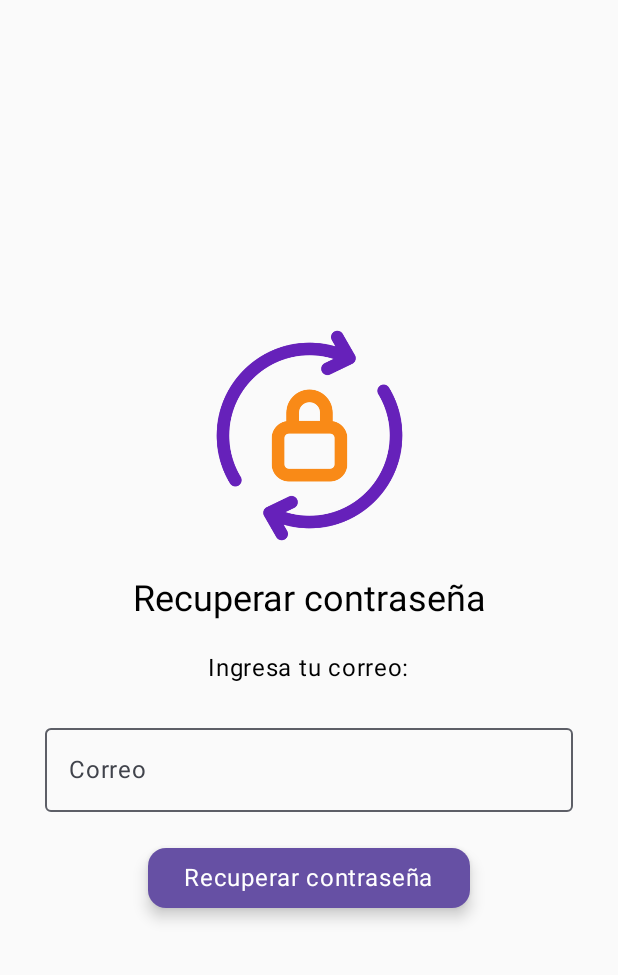
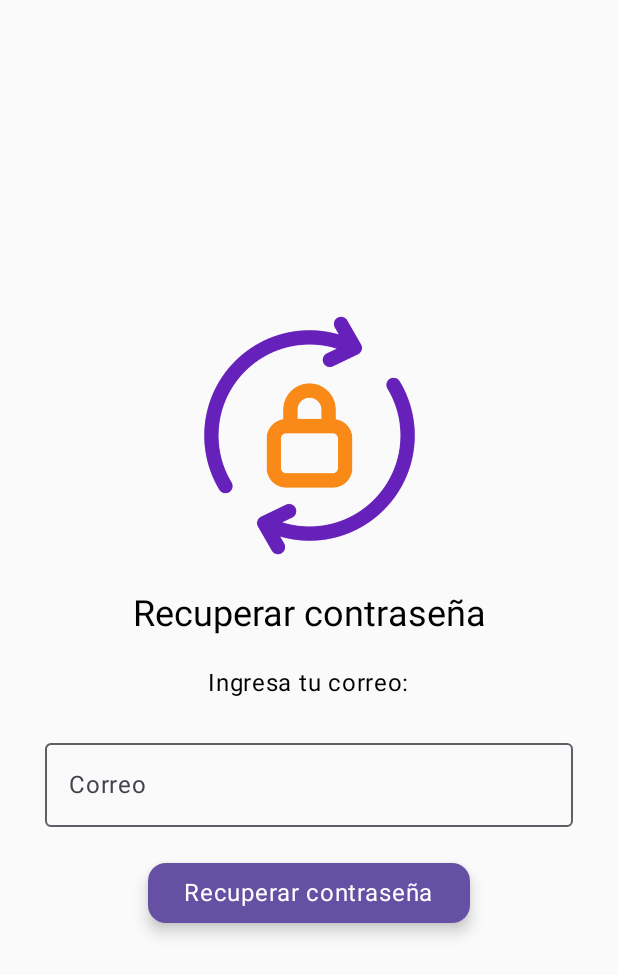
Before and after one commit to KASHlMA/Demo-Gestor-de-Tareas, an Android app built with Jetpack Compose: the ForgotPasswordScreen screen opened through its navigation route, on a phone screen of 412 x 824 dp. Shown: the top 975 px of the screen. Run offline under Robolectric (Android 15) with nearby library versions, the phone set to English and light mode, and no system bars.

Commit message:
Se cambio el tamaño de las imagenes de RegisterScreen.kt, de ForgotPasswordScreen.kt y CircularImage.kt

```diff
--- a/app/src/main/java/mx/edu/utez/calculadoramvvm/ui/components/images/CircularImage.kt
+++ b/app/src/main/java/mx/edu/utez/calculadoramvvm/ui/components/images/CircularImage.kt
@@ -14,7 +14,7 @@ import androidx.compose.ui.res.painterResource
 import androidx.compose.ui.unit.dp
 
 @Composable
-fun CircularImage(imageRes: Int, size: Int = 200) {
+fun CircularImage(imageRes: Int, size: Int = 220) {
     Image(
         painter = painterResource(id = imageRes),
         contentDescription = "Imagen circular",
--- a/app/src/main/java/mx/edu/utez/calculadoramvvm/ui/screens/ForgotPasswordScreen.kt
+++ b/app/src/main/java/mx/edu/utez/calculadoramvvm/ui/screens/ForgotPasswordScreen.kt
@@ -31,7 +31,7 @@ fun ForgotPasswordScreen(navController: NavController) {
         horizontalAlignment = Alignment.CenterHorizontally,
         verticalArrangement = Arrangement.spacedBy(20.dp, Alignment.CenterVertically)
     ) {
-        CircularImage(imageRes = R.drawable.contra, size = 150)
+        CircularImage(imageRes = R.drawable.contra, size = 170)
 
         Title("Recuperar contraseña")
 
--- a/app/src/main/java/mx/edu/utez/calculadoramvvm/ui/screens/RegisterScreen.kt
+++ b/app/src/main/java/mx/edu/utez/calculadoramvvm/ui/screens/RegisterScreen.kt
@@ -33,7 +33,7 @@ fun RegisterScreen(viewModel: LoginViewModel, navController: NavController) {
         horizontalAlignment = Alignment.CenterHorizontally,
         verticalArrangement = Arrangement.spacedBy(20.dp, Alignment.CenterVertically)
     ) {
-        CircularImage(imageRes = R.drawable.administrador_de_tareas_gratis_header, size = 150)
+        CircularImage(imageRes = R.drawable.administrador_de_tareas_gratis_header, size = 200)
 
         Title("Bienvenido al registro del gestor de tareas")
 
```
